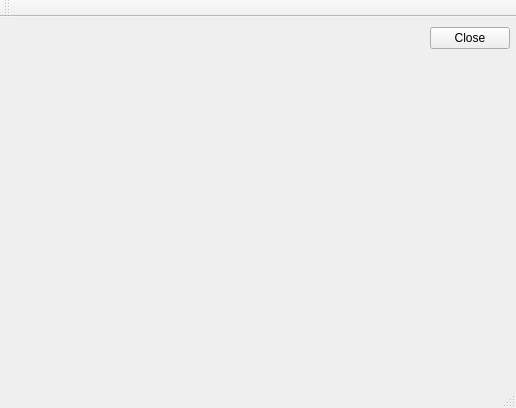
lonnekje/SpelPi, file mainwindow.ui: the form before one commit.
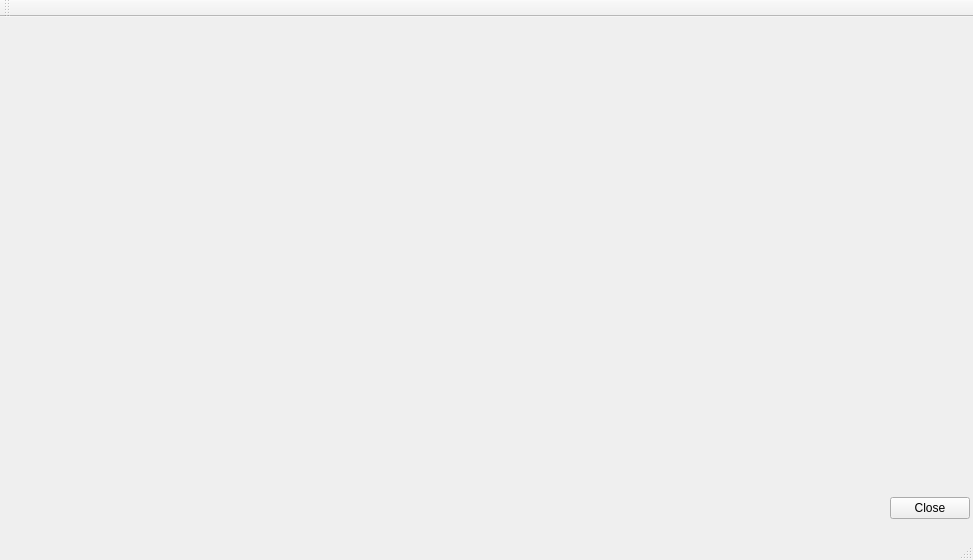
The form after the commit. Icons and pictures are not drawn.

```diff
--- a/mainwindow.ui
+++ b/mainwindow.ui
@@ -6,8 +6,8 @@
    <rect>
     <x>0</x>
     <y>0</y>
-    <width>516</width>
-    <height>408</height>
+    <width>973</width>
+    <height>560</height>
    </rect>
   </property>
   <property name="windowTitle">
@@ -17,8 +17,8 @@
    <widget class="QPushButton" name="pushButton">
     <property name="geometry">
      <rect>
-      <x>430</x>
-      <y>10</y>
+      <x>890</x>
+      <y>480</y>
       <width>80</width>
       <height>22</height>
      </rect>
@@ -27,6 +27,48 @@
      <string>Close</string>
     </property>
    </widget>
+   <widget class="QLabel" name="Label_picture">
+    <property name="geometry">
+     <rect>
+      <x>490</x>
+      <y>10</y>
+      <width>471</width>
+      <height>441</height>
+     </rect>
+    </property>
+    <property name="text">
+     <string/>
+    </property>
+    <property name="pixmap">
+     <pixmap>../Desktop/mejn.jpg</pixmap>
+    </property>
+   </widget>
+   <widget class="QLabel" name="Edit_Label">
+    <property name="geometry">
+     <rect>
+      <x>28</x>
+      <y>153</y>
+      <width>421</width>
+      <height>331</height>
+     </rect>
+    </property>
+    <property name="text">
+     <string/>
+    </property>
+   </widget>
+   <widget class="QLabel" name="Textlabel">
+    <property name="geometry">
+     <rect>
+      <x>490</x>
+      <y>475</y>
+      <width>291</width>
+      <height>21</height>
+     </rect>
+    </property>
+    <property name="text">
+     <string/>
+    </property>
+   </widget>
   </widget>
   <widget class="QMenuBar" name="menuBar">
    <property name="geometry">
```
Left out of the diff: 2 changed lines with no effect on the pictures.
